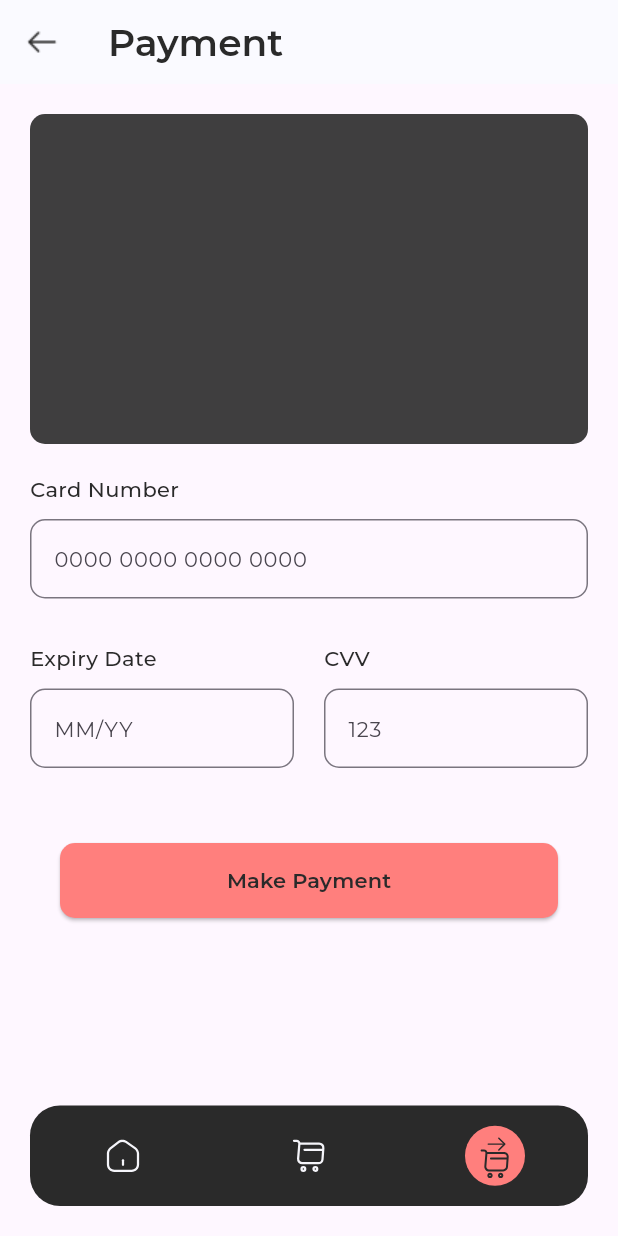
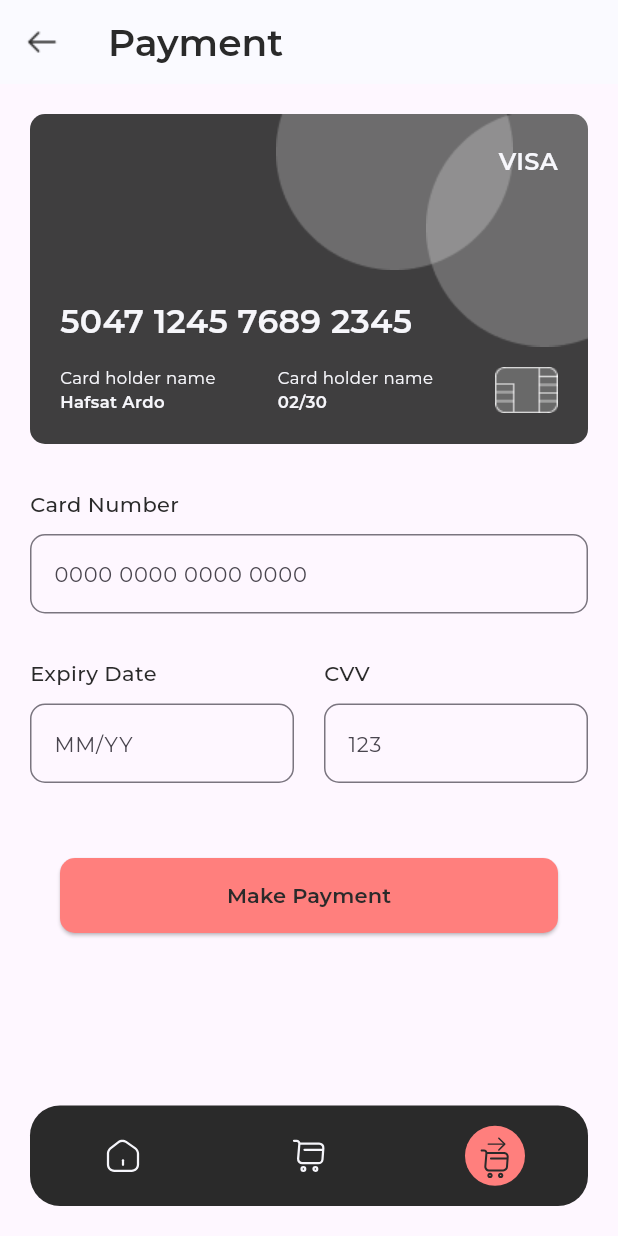
Before and after one commit to fidelity2851/malltiverse_hng, a Flutter app: the screen it shows after launch, on a phone screen of 412 x 824 dp. Run offline on Flutter 3.47's test engine with Material 3 defaults, Android fonts, the phone set to English and light mode, and no system bars; our stand-ins replace flutter_carousel_widget, flutter_riverpod, flutter_svg, google_fonts.

Commit message:
Done with Payment Screen

```diff
--- a/lib/screens/payment_screen.dart
+++ b/lib/screens/payment_screen.dart
@@ -14,7 +14,12 @@ class PaymentScreen extends StatelessWidget {
         centerTitle: false,
         elevation: 0,
         title: const Text('Payment'),
-        leading: const Image(image: AssetImage('assets/images/arrow-left.png')),
+        leading: GestureDetector(
+          onTap: () {
+            Navigator.pop(context);
+          },
+          child: const Image(image: AssetImage('assets/images/arrow-left.png')),
+        ),
         titleTextStyle: GoogleFonts.montserrat(
           color: constBlackColor,
           fontSize: 25,
@@ -30,13 +35,115 @@ class PaymentScreen extends StatelessWidget {
             crossAxisAlignment: CrossAxisAlignment.start,
             children: [
               Container(
+                width: double.infinity,
                 height: 220,
                 decoration: BoxDecoration(
                   color: constBlackColor.withOpacity(0.9),
                   borderRadius: BorderRadius.circular(10),
                 ),
+                child: Stack(
+                  fit: StackFit.expand,
+                  children: [
+                    const Positioned(
+                      top: 0,
+                      right: 50,
+                      child: Image(
+                          image: AssetImage('assets/images/ellipse1.png')),
+                    ),
+                    const Positioned(
+                      top: 0,
+                      right: 0,
+                      child: Image(
+                          image: AssetImage('assets/images/ellipse2.png')),
+                    ),
+                    Positioned(
+                      top: 20,
+                      right: 20,
+                      child: Text(
+                        'VISA',
+                        style: GoogleFonts.montserrat(
+                          color: constWhiteColor,
+                          fontSize: 16,
+                          fontWeight: FontWeight.w600,
+                        ),
+                      ),
+                    ),
+                    Positioned(
+                      bottom: 0,
+                      right: 0,
+                      left: 0,
+                      child: Container(
+                        padding: const EdgeInsets.all(20),
+                        child: Column(
+                          crossAxisAlignment: CrossAxisAlignment.start,
+                          children: [
+                            Text(
+                              '5047 1245 7689 2345',
+                              style: GoogleFonts.montserrat(
+                                color: constWhiteColor,
+                                fontSize: 22,
+                                fontWeight: FontWeight.w600,
+                              ),
+                            ),
+                            const SizedBox(height: 15),
+                            Row(
+                              mainAxisAlignment: MainAxisAlignment.spaceBetween,
+                              children: [
+                                Column(
+                                  crossAxisAlignment: CrossAxisAlignment.start,
+                                  children: [
+                                    Text(
+                                      'Card holder name',
+                                      style: GoogleFonts.montserrat(
+                                        color: constWhiteColor,
+                                        fontSize: 11,
+                                        fontWeight: FontWeight.w400,
+                                      ),
+                                    ),
+                                    Text(
+                                      'Hafsat Ardo',
+                                      style: GoogleFonts.montserrat(
+                                        color: constWhiteColor,
+                                        fontSize: 11,
+                                        fontWeight: FontWeight.w600,
+                                      ),
+                                    ),
+                                  ],
+                                ),
+                                Column(
+                                  crossAxisAlignment: CrossAxisAlignment.start,
+                                  children: [
+                                    Text(
+                                      'Card holder name',
+                                      style: GoogleFonts.montserrat(
+                                        color: constWhiteColor,
+                                        fontSize: 11,
+                                        fontWeight: FontWeight.w400,
+                                      ),
+                                    ),
+                                    Text(
+                                      '02/30',
+                                      style: GoogleFonts.montserrat(
+                                        color: constWhiteColor,
+                                        fontSize: 11,
+                                        fontWeight: FontWeight.w600,
+                                      ),
+                                    ),
+                                  ],
+                                ),
+                                const Image(
+                                  image: AssetImage('assets/images/chip.png'),
+                                ),
+                              ],
+                            )
+                          ],
+                        ),
+                      ),
+                    )
+                  ],
+                ),
               ),
-              const SizedBox(height: 20),
+              const SizedBox(height: 30),
               Text(
                 'Card Number',
                 style: GoogleFonts.montserrat(
```
Also changed, not shown: assets/images/chip.png (added), assets/images/ellipse1.png (added), assets/images/ellipse2.png (added).
